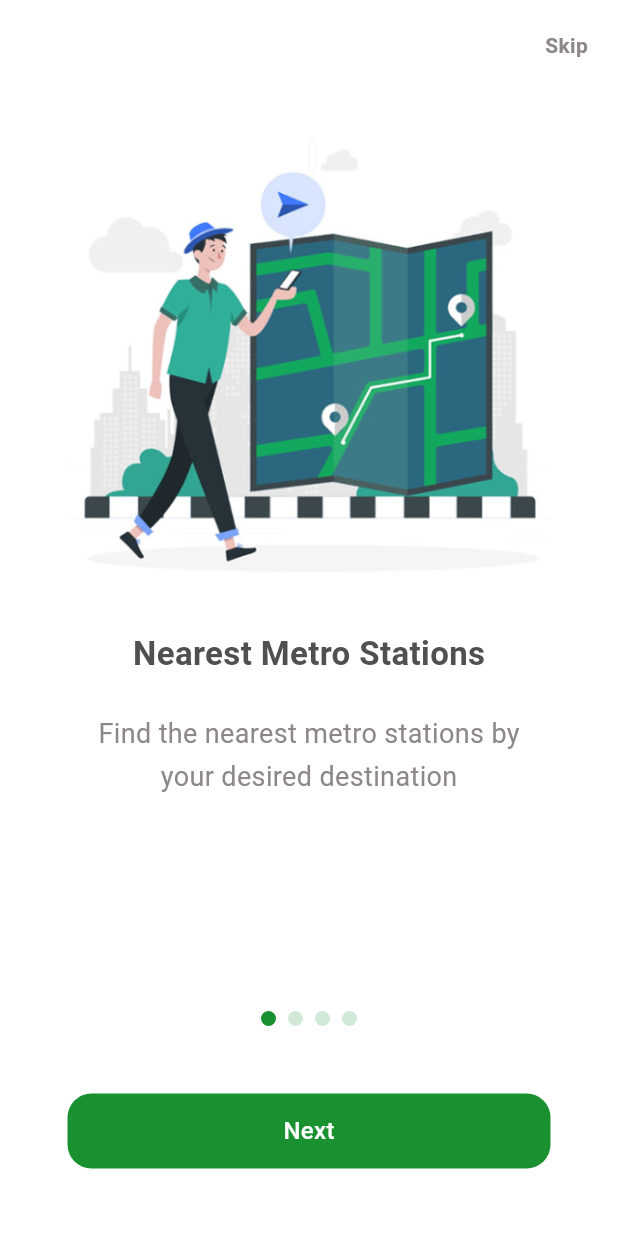
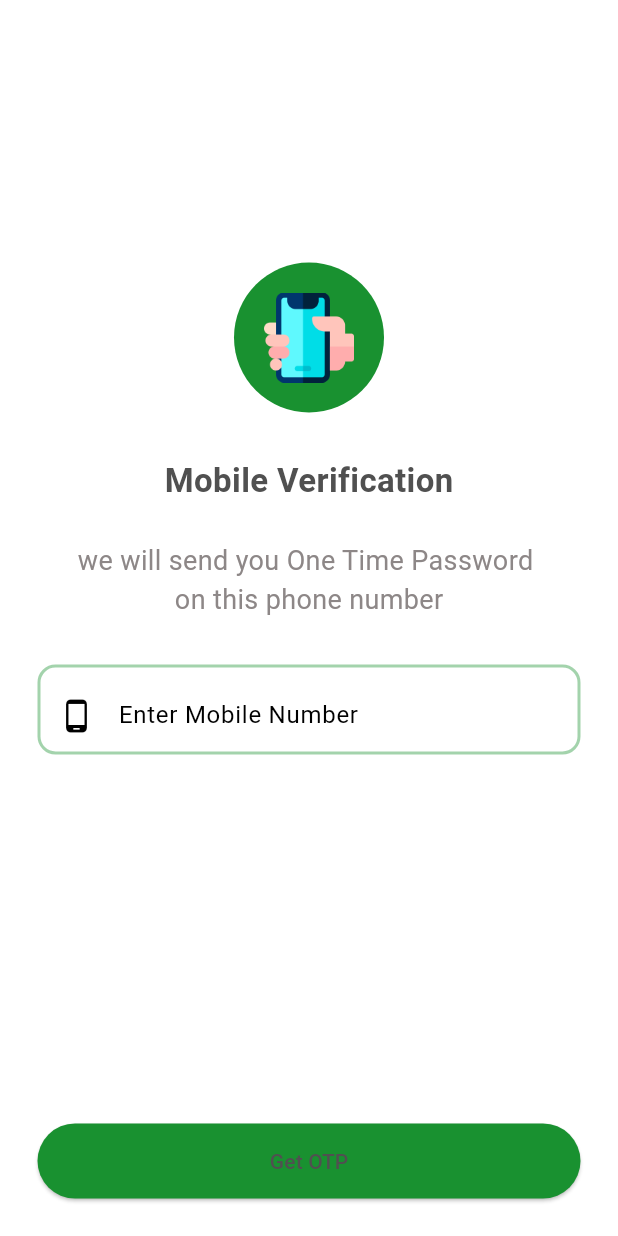
Before and after one commit to sarveshshingare/namma_metro, a Flutter app: the screen it shows after launch, on a phone screen of 412 x 824 dp. Run offline on Flutter 3.47's test engine with Material 3 defaults, Android fonts, the phone set to English and light mode, and no system bars; drawn by our look-alikes of smooth_page_indicator.

Commit message:
mobile verification

```diff
--- a/lib/components/My_Button.dart
+++ b/lib/components/My_Button.dart
@@ -3,12 +3,22 @@
 import 'package:flutter/material.dart';
 
 class MyButton extends StatelessWidget {
- final bool isfourthSlide;
-  MyButton({Key? key, required this.isfourthSlide}) : super(key: key);
+  final int currentPage;
+  final PageController pageController;
+  const MyButton(
+      {Key? key, required this.currentPage, required this.pageController})
+      : super(key: key);
 
   @override
   Widget build(BuildContext context) {
-    return Container(
+    return InkWell(
+      onTap: () {
+        if (currentPage < 3) {
+          pageController.nextPage(
+              duration: Duration(milliseconds: 500), curve: Curves.easeInOut);
+        } else {}
+      },
+      child: Container(
         margin: EdgeInsets.all(25),
         height: 50,
         width: double.infinity,
@@ -18,10 +28,13 @@ class MyButton extends StatelessWidget {
         child: Align(
             alignment: Alignment.center,
             child: Text(
-            isfourthSlide ? "Get Started" : "Next",
+              currentPage < 3 ? "Next" : "Get Started",
               style: TextStyle(
-                color: Colors.white, fontSize: 16, fontWeight: FontWeight.w500),
+                  color: Colors.white,
+                  fontSize: 16,
+                  fontWeight: FontWeight.w500),
             )),
+      ),
     );
   }
 }
--- a/lib/main.dart
+++ b/lib/main.dart
@@ -1,6 +1,7 @@
 // ignore_for_file: prefer_const_constructors
 
 import 'package:flutter/material.dart';
+import 'package:namma_metro/pages/mobileVerification/getOtpScreen.dart';
 import 'package:namma_metro/pages/on_boarding.dart';
 import 'package:namma_metro/theme/light_mode.dart';
 
@@ -15,7 +16,7 @@ class MyApp extends StatelessWidget {
   Widget build(BuildContext context) {
     return MaterialApp(
         debugShowCheckedModeBanner: false,
-        home: Onboarding(),
+        home: MobileVerificationScreen(),
         theme: lightMode);
   }
 }
--- /dev/null
+++ b/lib/pages/mobileVerification/getOtpScreen.dart
@@ -0,0 +1,128 @@
+// ignore_for_file: prefer_const_constructors
+
+import 'package:flutter/material.dart';
+
+class MobileVerificationScreen extends StatelessWidget {
+  const MobileVerificationScreen({Key? key}) : super(key: key);
+
+  @override
+  Widget build(BuildContext context) {
+    return Scaffold(
+      backgroundColor: Theme.of(context).colorScheme.background,
+      body: SafeArea(
+        child: Column(
+          children: [
+            Expanded(
+              child: SingleChildScrollView(
+                child: Padding(
+                  padding: const EdgeInsets.all(25.0),
+                  child: Column(
+                    crossAxisAlignment: CrossAxisAlignment.center,
+                    children: [
+                      const SizedBox(
+                        height: 150,
+                      ),
+                      Row(
+                        mainAxisAlignment: MainAxisAlignment.center,
+                        children: [
+                          Container(
+                            padding: EdgeInsets.all(20),
+                            height: 100,
+                            decoration: BoxDecoration(
+                              shape: BoxShape.circle,
+                              color: Theme.of(context)
+                                  .colorScheme
+                                  .primaryContainer,
+                            ),
+                            child: Image.asset("lib/assets/smartphone.png"),
+                          ),
+                        ],
+                      ),
+                      SizedBox(
+                        height: 30,
+                      ),
+                      Text(
+                        "Mobile Verification",
+                        style: TextStyle(
+                          fontSize: 22,
+                          fontWeight: FontWeight.bold,
+                          color: Theme.of(context).colorScheme.primary,
+                        ),
+                      ),
+                      SizedBox(
+                        height: 25,
+                      ),
+                      Text(
+                        "we will send you One Time Password ",
+                        style: TextStyle(
+                          fontSize: 18,
+                          fontWeight: FontWeight.w400,
+                          color: Theme.of(context).colorScheme.secondary,
+                        ),
+                      ),
+                      Text(
+                        "on this phone number",
+                        style: TextStyle(
+                          fontSize: 18,
+                          fontWeight: FontWeight.w400,
+                          color: Theme.of(context).colorScheme.secondary,
+                        ),
+                      ),
+                      SizedBox(
+                        height: 30,
+                      ),
+                      Container(
+                        height: 60,
+                        decoration: BoxDecoration(
+                          border: Border.all(
+                            width: 2,
+                            color: Theme.of(context)
+                                .colorScheme
+                                .primaryContainer
+                                .withOpacity(0.4),
+                          ),
+                          borderRadius: BorderRadius.circular(12),
+                        ),
+                        child: Align(
+                          alignment: Alignment.bottomLeft,
+                          child: TextField(
+                            keyboardType: TextInputType.phone,
+                            textAlignVertical: TextAlignVertical.center,
+                            decoration: InputDecoration(
+                              prefixIcon: Icon(Icons.phone_android),
+                              hintText: "Enter Mobile Number",
+                              border: InputBorder.none,
+                            ),
+                          ),
+                        ),
+                      ),
+                      SizedBox(
+                        height: 100,
+                      ),
+                    ],
+                  ),
+                ),
+              ),
+            ),
+            Padding(
+              padding: const EdgeInsets.all(25.0),
+              child: SizedBox(
+                height: 50,
+                width: double.infinity,
+                child: ElevatedButton(
+                  onPressed: () {},
+                  child: Text("Get OTP"),
+                  style: ButtonStyle(
+                    backgroundColor: MaterialStateProperty.all(
+                      Theme.of(context).colorScheme.primaryContainer,
+                    ),
+                  ),
+                ),
+              ),
+            ),
+          ],
+        ),
+      ),
+    );
+  }
+}
--- a/lib/pages/on_boarding.dart
+++ b/lib/pages/on_boarding.dart
@@ -5,7 +5,7 @@ import 'package:namma_metro/components/My_Button.dart';
 import 'package:namma_metro/components/on_boarding_page_view.dart';
 import 'package:namma_metro/components/pageindicator.dart';
 
-// String buttonText = "Next";
+String buttonText = "Next";
 bool isfourthSlide = false;
 
 class Onboarding extends StatefulWidget {
@@ -17,6 +17,7 @@ class Onboarding extends StatefulWidget {
 
 class _OnboardingState extends State<Onboarding> {
   final PageController controller = PageController();
+  int currentPage = 0;
 
   @override
   Widget build(BuildContext context) {
@@ -31,11 +32,18 @@ class _OnboardingState extends State<Onboarding> {
             Row(
               mainAxisAlignment: MainAxisAlignment.end,
               children: [
-                Text(
-                  "Skip",
-                  style: TextStyle(
-                      fontWeight: FontWeight.bold,
-                      color: Theme.of(context).colorScheme.secondary),
+                GestureDetector(
+                  onTap: () {
+                    controller.animateToPage(3,
+                        duration: Duration(milliseconds: 200),
+                        curve: Curves.bounceInOut);
+                  },
+                  child: Text(
+                    "Skip",
+                    style: TextStyle(
+                        fontWeight: FontWeight.bold,
+                        color: Theme.of(context).colorScheme.secondary),
+                  ),
                 ),
               ],
             ),
@@ -44,11 +52,11 @@ class _OnboardingState extends State<Onboarding> {
             ),
             Expanded(
               child: PageView(
-                onPageChanged: (value) {
-                  if (value == 3) {
-                    isfourthSlide = true;
-                    print(isfourthSlide);
-                  }
+                physics: BouncingScrollPhysics(),
+                onPageChanged: (index) {
+                  setState(() {
+                    currentPage = index;
+                  });
                 },
                 controller: controller,
                 children: [
@@ -84,7 +92,13 @@ class _OnboardingState extends State<Onboarding> {
             SizedBox(
               height: 20,
             ),
-            GestureDetector(child: MyButton(isfourthSlide: isfourthSlide)),
+            GestureDetector(
+              child: MyButton(
+                  currentPage: currentPage, pageController: controller),
+              onTap: () {
+                setState(() {});
+              },
+            ),
           ],
         ),
       )),
```
Also changed, not shown: lib/assets/otp.jpg (added), lib/assets/smartphone.png (added), lib/pages/mobileVerification/verifyOtpScreen.dart (added). Lines whose indentation alone changed are shown as unchanged.
